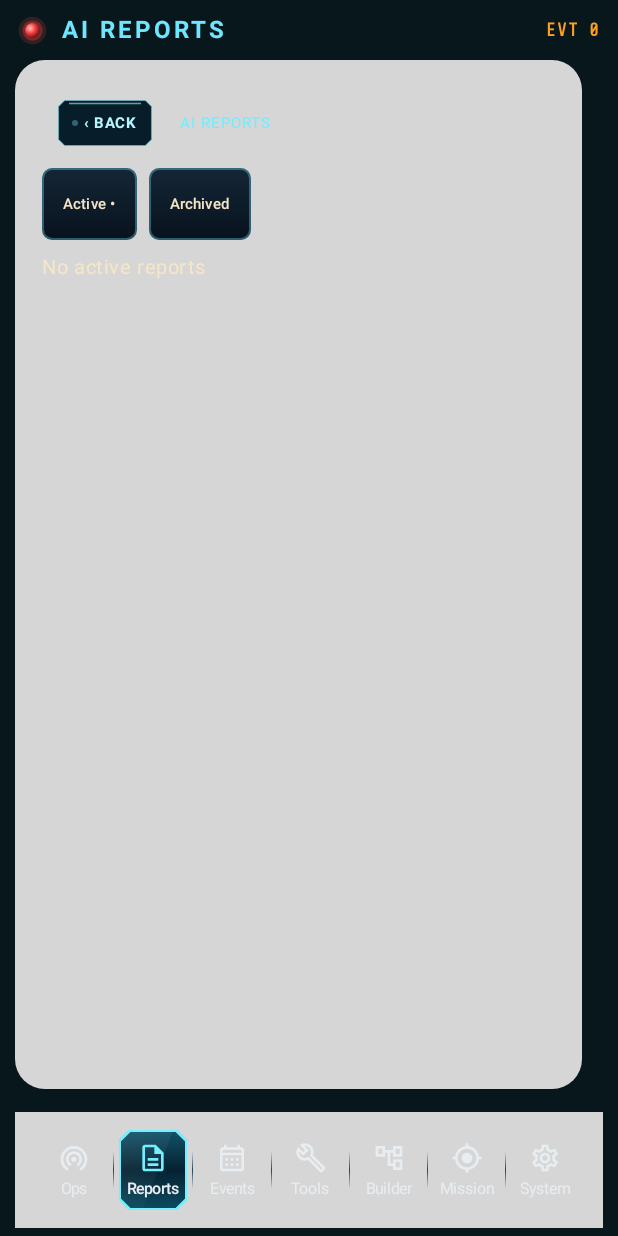
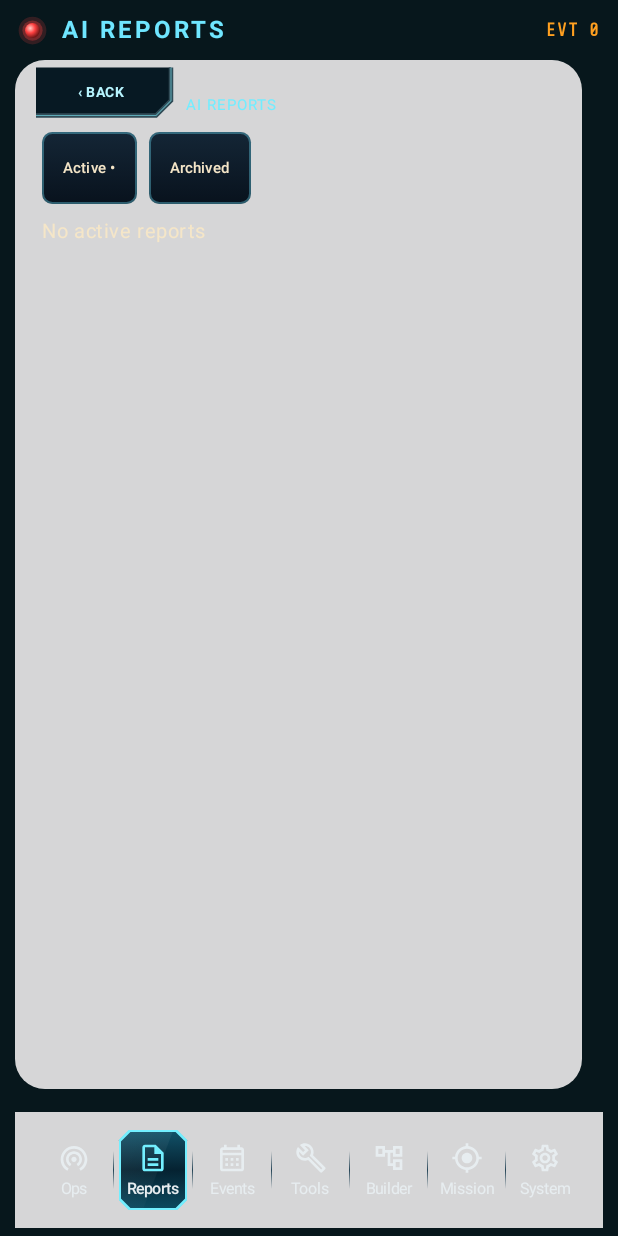
Before and after one commit to mikevan/Vixen, an Android app built with Jetpack Compose: the screen it shows after launch (MainActivity), item 2 of the bottom bar chosen, on a phone screen of 412 x 824 dp. Run offline under Robolectric (Android 15) with nearby library versions, the phone set to English and light mode, and no system bars.

Commit message:
Form Back control from content housing border rails

```diff
--- a/android/app/build.gradle.kts
+++ b/android/app/build.gradle.kts
@@ -26,10 +26,10 @@ android {
         targetSdk = 36
         // Build 111: Android-compatible summary placeholders, on-device practice regression.
         // Build 110: visual report rules and a reproducible, labeled Builder practice capture.
-        versionCode = 146
+        versionCode = 147
         buildConfigField("boolean", "LT_ARM_DOTPROD_EXPERIMENT", "false")
         buildConfigField("boolean", "LT_ARM_I8MM_EXPERIMENT", "false")
-        versionName = "0.1.146-beta.1"
+        versionName = "0.1.147-beta.1"
         // build 88: analytic pipeline slice 1 - workflow wiring files (deauth triage shipped), engine, seven checks + verdict, frame fabricator fixtures, read-only Builder viewer, TRIAGE on event detail
         // build 87: MISSION wired to the Hunter (SetSensors allow-list), presets check their sensors, sensors grouped, EAPOL listed; OPS "Select Sensors" (All Sensors / Only Deauth) is a shortcut into MISSION
         // build 86: watch to cool steel, teal ground, toward the OPS comp; six destinations (OPS, EVENTS, TOOLS, BUILDER, MISSION, SYSTEM)
--- a/android/app/src/main/java/com/projectrevivesolutions/layertime/controller/ui/AiReportsScreen.kt
+++ b/android/app/src/main/java/com/projectrevivesolutions/layertime/controller/ui/AiReportsScreen.kt
@@ -34,7 +34,7 @@ import kotlinx.coroutines.withContext
             Toast.makeText(context,if(result.isSuccess)"Report exported" else "Could not export report",Toast.LENGTH_LONG).show()
         }
     }
-    OpsTelemetryHousing(Modifier.fillMaxSize()) {
+    OpsTelemetryHousing(Modifier.fillMaxSize(),borderBack=LocalPageBack.current) {
     Column(Modifier.fillMaxSize().padding(start=18.dp,end=18.dp,top=20.dp,bottom=24.dp),verticalArrangement=Arrangement.spacedBy(8.dp)) {
         Row(horizontalArrangement=Arrangement.spacedBy(8.dp),verticalAlignment=androidx.compose.ui.Alignment.CenterVertically) {
             PageBackControl()
--- a/android/app/src/main/java/com/projectrevivesolutions/layertime/controller/ui/BuilderScreen.kt
+++ b/android/app/src/main/java/com/projectrevivesolutions/layertime/controller/ui/BuilderScreen.kt
@@ -248,7 +248,7 @@ fun BuilderScreen(onWireshark:()->Unit={},onTimeline:()->Unit={}) {
             FindingCard(lastRun!!.finding!!,onWireshark)
         }
     } else Column(Modifier.fillMaxSize()) {
-    OpsTelemetryHousing(Modifier.fillMaxWidth().weight(1f)) {
+    OpsTelemetryHousing(Modifier.fillMaxWidth().weight(1f),borderBack=LocalPageBack.current) {
         Column(Modifier.fillMaxSize().padding(start=18.dp,end=18.dp,top=20.dp,bottom=20.dp),
             verticalArrangement=Arrangement.spacedBy(8.dp)) {
             Row(Modifier.fillMaxWidth(),verticalAlignment=Alignment.CenterVertically,horizontalArrangement=Arrangement.spacedBy(4.dp)) {
--- a/android/app/src/main/java/com/projectrevivesolutions/layertime/controller/ui/EventsScreen.kt
+++ b/android/app/src/main/java/com/projectrevivesolutions/layertime/controller/ui/EventsScreen.kt
@@ -46,7 +46,7 @@ private val EventsType=TextStyle(fontFamily=FontFamily.SansSerif,fontSize=11.sp,
 fun EventsScreen(events:List<EventRow>,emptyMessage:String,onImport:()->Unit,onOpen:(EventRow)->Unit,onImportCard:(()->Unit)?=null) {
     var filter by rememberSaveable {mutableStateOf("ALL")}
     val shown=remember(events,filter) {events.filter {filter=="ALL" || it.sourceKind==if(filter=="BLE")2 else 1}}
-    OpsTelemetryHousing(Modifier.fillMaxSize()) {
+    OpsTelemetryHousing(Modifier.fillMaxSize(),borderBack=LocalPageBack.current) {
         Column(Modifier.fillMaxSize().padding(start=18.dp,end=18.dp,top=20.dp,bottom=24.dp),
             verticalArrangement=Arrangement.spacedBy(8.dp)) {
             Row(Modifier.fillMaxWidth(),verticalAlignment=Alignment.CenterVertically) {
--- a/android/app/src/main/java/com/projectrevivesolutions/layertime/controller/ui/MissionScreen.kt
+++ b/android/app/src/main/java/com/projectrevivesolutions/layertime/controller/ui/MissionScreen.kt
@@ -68,7 +68,7 @@ fun MissionScreen(selected:Set<Int>,link:MissionLink,onSelectionChange:(Set<Int>
                   evidenceHold:Int=EvidenceHold.DEFAULT_SEC,evidenceLink:EvidenceHold.Link=EvidenceHold.Link.OFFLINE,
                   onEvidenceHoldChange:(Int)->Unit={}) {
     fun toggle(id:Int) {onSelectionChange(if(id in selected)selected-id else selected+id)}
-    OpsTelemetryHousing(Modifier.fillMaxSize()) {
+    OpsTelemetryHousing(Modifier.fillMaxSize(),borderBack=LocalPageBack.current) {
         Column(Modifier.fillMaxSize().padding(start=18.dp,end=18.dp,top=20.dp,bottom=24.dp),
             verticalArrangement=Arrangement.spacedBy(8.dp)) {
             Row(Modifier.fillMaxWidth(),verticalAlignment=Alignment.CenterVertically) {
--- a/android/app/src/main/java/com/projectrevivesolutions/layertime/controller/ui/OpsAssembly.kt
+++ b/android/app/src/main/java/com/projectrevivesolutions/layertime/controller/ui/OpsAssembly.kt
@@ -2,6 +2,16 @@ package com.projectrevivesolutions.layertime.controller.ui
 
 import androidx.compose.foundation.Canvas
 import androidx.compose.foundation.Image
+import androidx.compose.foundation.clickable
+import androidx.compose.foundation.layout.width
+import androidx.compose.foundation.layout.height
+import androidx.compose.foundation.layout.padding
+import androidx.compose.material3.Text
+import androidx.compose.ui.Alignment
+import androidx.compose.ui.semantics.Role
+import androidx.compose.ui.graphics.Path
+import androidx.compose.ui.text.font.FontWeight
+import androidx.compose.ui.unit.sp
 import androidx.compose.foundation.layout.Box
 import androidx.compose.foundation.layout.BoxWithConstraints
 import androidx.compose.foundation.layout.BoxScope
@@ -66,7 +76,7 @@ fun OpsWatchAssembly(modifier: Modifier, face: @Composable (Modifier) -> Unit) {
 
 /** Nine-slice housing: corners retain proportions as live telemetry changes panel height. */
 @Composable
-fun OpsTelemetryHousing(modifier: Modifier, compact: Boolean = false, content: @Composable BoxScope.() -> Unit) {
+fun OpsTelemetryHousing(modifier: Modifier, compact: Boolean = false, borderBack:(()->Unit)?=null, content: @Composable BoxScope.() -> Unit) {
     val image = ImageBitmap.imageResource(R.drawable.ops_telemetry_housing_v2)
     Box(modifier) {
         // A decorative background follows the content's measured size; it must not
@@ -82,12 +92,13 @@ fun OpsTelemetryHousing(modifier: Modifier, compact: Boolean = false, content: @
                 dstOffset=IntOffset(dx[x],dy[y]),dstSize=IntSize(dx[x+1]-dx[x],dy[y+1]-dy[y]))
         }
         content()
+        borderBack?.let {HousingBorderBack(it)}
     }
 }
 
 /** Landscape material with constant-size corners and proportional illuminated rail sections. */
 @Composable
-fun OpsConnectionHousing(modifier: Modifier, compact: Boolean = false, content: @Composable BoxScope.() -> Unit) {
+fun OpsConnectionHousing(modifier: Modifier, compact: Boolean = false, borderBack:(()->Unit)?=null, content: @Composable BoxScope.() -> Unit) {
     val image=ImageBitmap.imageResource(R.drawable.ops_connection_housing_v1)
     Box(modifier) {
         Canvas(Modifier.matchParentSize()) {
@@ -101,5 +112,29 @@ fun OpsConnectionHousing(modifier: Modifier, compact: Boolean = false, content:
                 dstOffset=IntOffset(dx[x],dy[y]),dstSize=IntSize(dx[x+1]-dx[x],dy[y+1]-dy[y]))
         }
         content()
+        borderBack?.let {HousingBorderBack(it)}
     }
 }
+
+/** A return inset formed from the housing's top and left rails, not a nested box. */
+@Composable private fun BoxScope.HousingBorderBack(onBack:()->Unit) {
+    Canvas(Modifier.align(Alignment.TopStart).width(110.dp).height(40.dp)) {
+        val inset=Path().apply {
+            moveTo(14.dp.toPx(),5.dp.toPx());lineTo(104.dp.toPx(),5.dp.toPx())
+            lineTo(104.dp.toPx(),27.dp.toPx());lineTo(94.dp.toPx(),37.dp.toPx())
+            lineTo(14.dp.toPx(),37.dp.toPx());close()
+        }
+        drawPath(inset,Color(0xFF071923))
+        // Only the inner return is new: its endpoints join the existing frame rails.
+        val returnRail=Path().apply {
+            moveTo(104.dp.toPx(),5.dp.toPx());lineTo(104.dp.toPx(),27.dp.toPx())
+            lineTo(94.dp.toPx(),37.dp.toPx());lineTo(14.dp.toPx(),37.dp.toPx())
+        }
+        drawPath(returnRail,Color(0xFF324D58),style=Stroke(3.dp.toPx()))
+        drawPath(returnRail,Color(0xFF77DDEB).copy(alpha=.65f),style=Stroke(.7.dp.toPx()))
+    }
+    Box(Modifier.align(Alignment.TopStart).padding(start=18.dp,top=5.dp).width(80.dp).height(32.dp)
+        .clickable(role=Role.Button,onClickLabel="Back",onClick=onBack),contentAlignment=Alignment.Center) {
+        Text("‹ BACK",color=Color(0xFFB7F5FF),fontWeight=FontWeight.Bold,fontSize=11.sp)
+    }
+}
--- a/android/app/src/main/java/com/projectrevivesolutions/layertime/controller/ui/SectionWindow.kt
+++ b/android/app/src/main/java/com/projectrevivesolutions/layertime/controller/ui/SectionWindow.kt
@@ -70,12 +70,7 @@ internal fun FrameBackControl(bottom:Boolean=false,compact:Boolean=false,onBack:
 internal val LocalPageBack=staticCompositionLocalOf<(() -> Unit)?> {null}
 
 @Composable internal fun PageBackControl() {
-    LocalPageBack.current?.let {onBack->
-        // Reuse the frame artwork for a small inset housing in the content header.
-        OpsTelemetryHousing(Modifier.width(84.dp).height(44.dp),compact=true) {
-            Box(Modifier.align(Alignment.Center)) {FrameBackControl(compact=true,onBack=onBack)}
-        }
-    }
+    if(LocalPageBack.current!=null)Spacer(Modifier.width(88.dp).height(20.dp))
 }
 
 @Composable
--- a/android/app/src/main/java/com/projectrevivesolutions/layertime/controller/ui/SystemScreen.kt
+++ b/android/app/src/main/java/com/projectrevivesolutions/layertime/controller/ui/SystemScreen.kt
@@ -50,7 +50,7 @@ private val SysType=TextStyle(fontFamily=FontFamily.SansSerif,fontSize=11.sp,lin
 
 @Composable
 fun SystemModule(title:String,icon:ImageVector=Icons.Outlined.Settings,status:Color?=null,content:@Composable ColumnScope.()->Unit) {
-    OpsConnectionHousing(Modifier.fillMaxWidth()) {
+    OpsConnectionHousing(Modifier.fillMaxWidth(),borderBack=if(title=="POSITION")LocalPageBack.current else null) {
         ProvideTextStyle(SysType) {
             Column(Modifier.fillMaxWidth().padding(start=18.dp,end=18.dp,top=18.dp,bottom=22.dp),
                 verticalArrangement=Arrangement.spacedBy(7.dp)) {
--- a/android/app/src/main/java/com/projectrevivesolutions/layertime/controller/ui/ToolsScreen.kt
+++ b/android/app/src/main/java/com/projectrevivesolutions/layertime/controller/ui/ToolsScreen.kt
@@ -36,7 +36,7 @@ private val ToolType=TextStyle(fontFamily=FontFamily.SansSerif,fontSize=11.sp,li
 /** Existing capture import and analysis routes. Link measurements live in System. */
 @Composable
 fun ToolsScreen(onWireshark:()->Unit,onTimeline:()->Unit) {
-    OpsTelemetryHousing(Modifier.fillMaxSize()) {
+    OpsTelemetryHousing(Modifier.fillMaxSize(),borderBack=LocalPageBack.current) {
         LazyColumn(Modifier.fillMaxSize().padding(start=16.dp,end=16.dp,top=18.dp,bottom=24.dp),
             verticalArrangement=Arrangement.spacedBy(0.dp)) {
             item {PageBackControl()}
```
Also changed, not shown: 1 other file.
